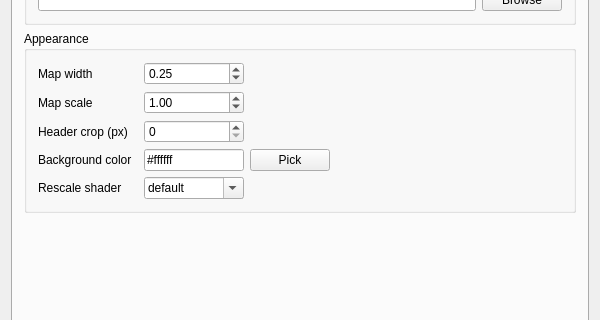
Qt form src/MainWindow.ui (mikoro/orientview) before a commit; both pictures show x 0 to 600 and y 129 to 449 of the 600 by 633 pixel window.
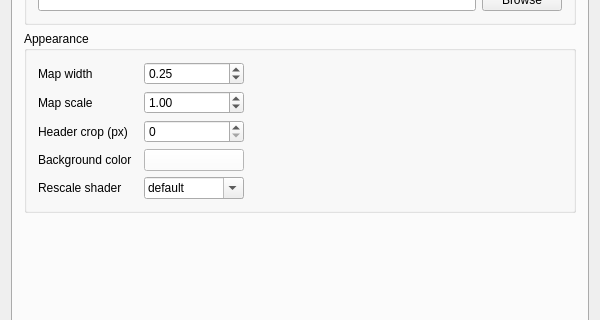
The same form after that commit. Icons and pictures are not drawn.

Commit message: Changed color picking style

Diff of the .ui file:
```diff
--- a/src/MainWindow.ui
+++ b/src/MainWindow.ui
@@ -261,70 +261,6 @@
              </property>
             </widget>
            </item>
-           <item row="3" column="1">
-            <layout class="QHBoxLayout" name="horizontalLayout_5">
-             <item>
-              <widget class="QLineEdit" name="lineEditMapBackgroundColor">
-               <property name="sizePolicy">
-                <sizepolicy hsizetype="Preferred" vsizetype="Fixed">
-                 <horstretch>0</horstretch>
-                 <verstretch>0</verstretch>
-                </sizepolicy>
-               </property>
-               <property name="minimumSize">
-                <size>
-                 <width>100</width>
-                 <height>0</height>
-                </size>
-               </property>
-               <property name="maximumSize">
-                <size>
-                 <width>100</width>
-                 <height>16777215</height>
-                </size>
-               </property>
-               <property name="toolTip">
-                <string>Background color of the map</string>
-               </property>
-               <property name="text">
-                <string>#ffffff</string>
-               </property>
-              </widget>
-             </item>
-             <item>
-              <widget class="QPushButton" name="pushButtonPickMapBackgroundColor">
-               <property name="sizePolicy">
-                <sizepolicy hsizetype="Preferred" vsizetype="Fixed">
-                 <horstretch>0</horstretch>
-                 <verstretch>0</verstretch>
-                </sizepolicy>
-               </property>
-               <property name="maximumSize">
-                <size>
-                 <width>16777215</width>
-                 <height>16777215</height>
-                </size>
-               </property>
-               <property name="text">
-                <string>Pick</string>
-               </property>
-              </widget>
-             </item>
-             <item>
-              <spacer name="horizontalSpacer_3">
-               <property name="orientation">
-                <enum>Qt::Horizontal</enum>
-               </property>
-               <property name="sizeHint" stdset="0">
-                <size>
-                 <width>40</width>
-                 <height>20</height>
-                </size>
-               </property>
-              </spacer>
-             </item>
-            </layout>
-           </item>
            <item row="4" column="0">
             <widget class="QLabel" name="label_13">
              <property name="sizePolicy">
@@ -449,6 +385,37 @@
              </property>
             </widget>
            </item>
+           <item row="3" column="1">
+            <widget class="QPushButton" name="pushButtonMapBackgroundColor">
+             <property name="minimumSize">
+              <size>
+               <width>100</width>
+               <height>0</height>
+              </size>
+             </property>
+             <property name="maximumSize">
+              <size>
+               <width>100</width>
+               <height>16777215</height>
+              </size>
+             </property>
+             <property name="autoFillBackground">
+              <bool>true</bool>
+             </property>
+             <property name="styleSheet">
+              <string notr="true">background-color: rgb(255, 255, 255);</string>
+             </property>
+             <property name="text">
+              <string/>
+             </property>
+             <property name="default">
+              <bool>false</bool>
+             </property>
+             <property name="flat">
+              <bool>false</bool>
+             </property>
+            </widget>
+           </item>
           </layout>
          </widget>
         </item>
```
Left out of the diff: 93 changed lines with no effect on the pictures. The commit also changes 3 other files.
